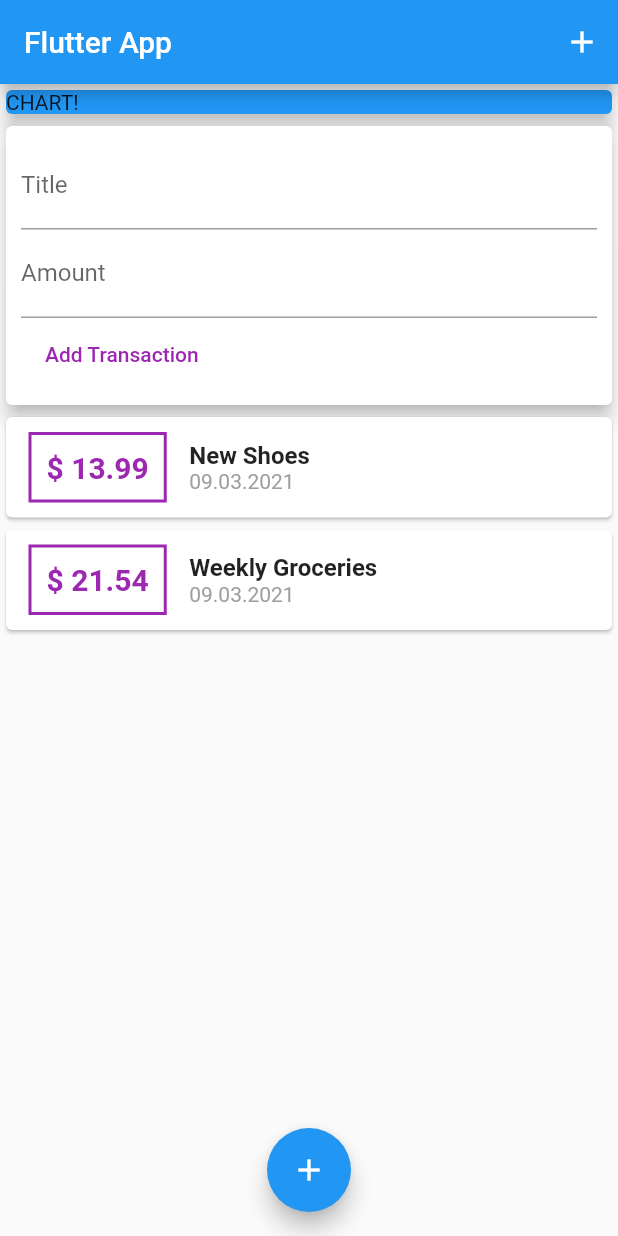
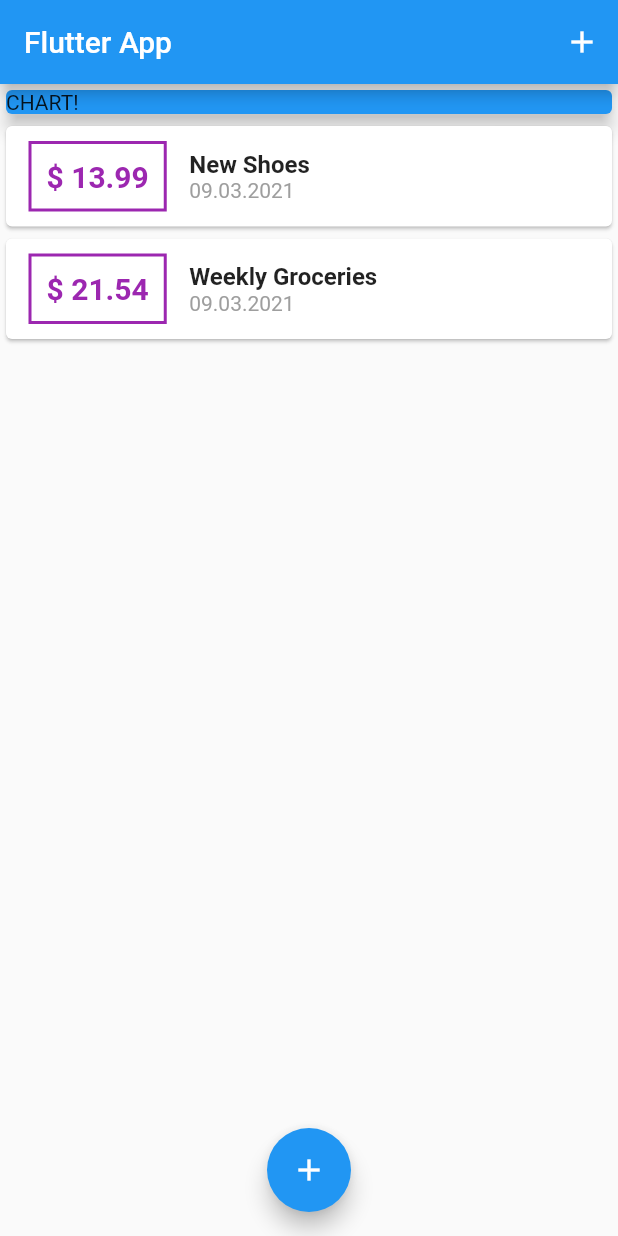
Before and after one commit to JosipRadnik/ExpensePlanner, a Flutter app: the screen it shows after launch, on a phone screen of 412 x 824 dp. Run offline on Flutter 3.47's test engine with Material 2 defaults, Android fonts, the phone set to English and light mode, and no system bars.

Commit message:
ExpensePlanner: New Transaction - commit #22

```diff
--- a/lib/main.dart
+++ b/lib/main.dart
@@ -1,6 +1,8 @@
 import 'package:flutter/material.dart';
 
-import './widgets/user_transactions.dart';
+import './models/transaction.dart';
+import './widgets/new_transaction.dart';
+import './widgets/transaction_list.dart';
 
 void main() {
   runApp(MyApp());
@@ -16,22 +18,61 @@ class MyApp extends StatelessWidget {
   }
 }
 
-class MyHomePage extends StatelessWidget {
-  final titleController = TextEditingController();
-  final amountController = TextEditingController();
+class MyHomePage extends StatefulWidget {
+  @override
+  _MyHomePageState createState() => _MyHomePageState();
+}
+
+class _MyHomePageState extends State<MyHomePage> {
+  final List<Transaction> _userTransactions = [
+    // Dummy List of Transactions:
+    Transaction(
+      id: 'T1',
+      title: 'New Shoes',
+      amount: 13.99,
+      date: DateTime.now(),
+    ),
+    Transaction(
+      id: 'T2',
+      title: 'Weekly Groceries',
+      amount: 21.54,
+      date: DateTime.now(),
+    ),
+  ];
+
+  void _addNewTransaction(
+    String txTitle,
+    double txAmount,
+  ) {
+    final newTx = Transaction(
+      title: txTitle,
+      amount: txAmount,
+      date: DateTime.now(),
+      id: DateTime.now().toString(),
+    );
+    setState(() {
+      _userTransactions.add(newTx);
+    });
+  }
+
+  void startAddNewTransaction(BuildContext ctx) {
+    showModalBottomSheet(
+      context: ctx,
+      builder: (_) {
+        return NewTransaction(_addNewTransaction);
+      },
+    );
+  }
 
   @override
   Widget build(BuildContext context) {
     return Scaffold(
-      appBar: AppBar(
-        title: Text('Flutter App'),
-        actions: <Widget>[
-          IconButton(
-            icon: Icon(Icons.add),
-            onPressed: () {} ,
-          ),
-        ]
-      ),
+      appBar: AppBar(title: Text('Flutter App'), actions: <Widget>[
+        IconButton(
+          icon: Icon(Icons.add),
+          onPressed: () {},
+        ),
+      ]),
       body: SingleChildScrollView(
         child: Column(
           crossAxisAlignment: CrossAxisAlignment.stretch,
@@ -44,7 +85,7 @@ class MyHomePage extends StatelessWidget {
                 elevation: 5,
               ),
             ),
-            UserTransactions()
+            TransactionList(_userTransactions),
           ],
         ),
       ),
--- a/lib/widgets/user_transactions.dart
+++ /dev/null
@@ -1,54 +0,0 @@
-import 'package:flutter/material.dart';
-
-import './new_transaction.dart';
-import './transaction_list.dart';
-import '../models/transaction.dart';
-
-class UserTransactions extends StatefulWidget {
-  @override
-  _UserTransactionsState createState() => _UserTransactionsState();
-}
-
-class _UserTransactionsState extends State<UserTransactions> {
-  final List<Transaction> _userTransactions = [
-    // Dummy List of Transactions:
-    Transaction(
-      id: 'T1',
-      title: 'New Shoes',
-      amount: 13.99,
-      date: DateTime.now(),
-    ),
-    Transaction(
-      id: 'T2',
-      title: 'Weekly Groceries',
-      amount: 21.54,
-      date: DateTime.now(),
-    ),
-  ];
-
-  void _addNewTransaction(
-    String txTitle,
-    double txAmount,
-  )
-  {
-    final newTx = Transaction(
-      title: txTitle,
-      amount: txAmount,
-      date: DateTime.now(),
-      id: DateTime.now().toString(),
-    );
-    setState(() {
-      _userTransactions.add(newTx);
-    });
-  }
-
-  @override
-  Widget build(BuildContext context) {
-    return Column(
-      children: <Widget>[
-        NewTransaction(_addNewTransaction),
-        TransactionList(_userTransactions),
-      ],
-    );
-  }
-}
```
